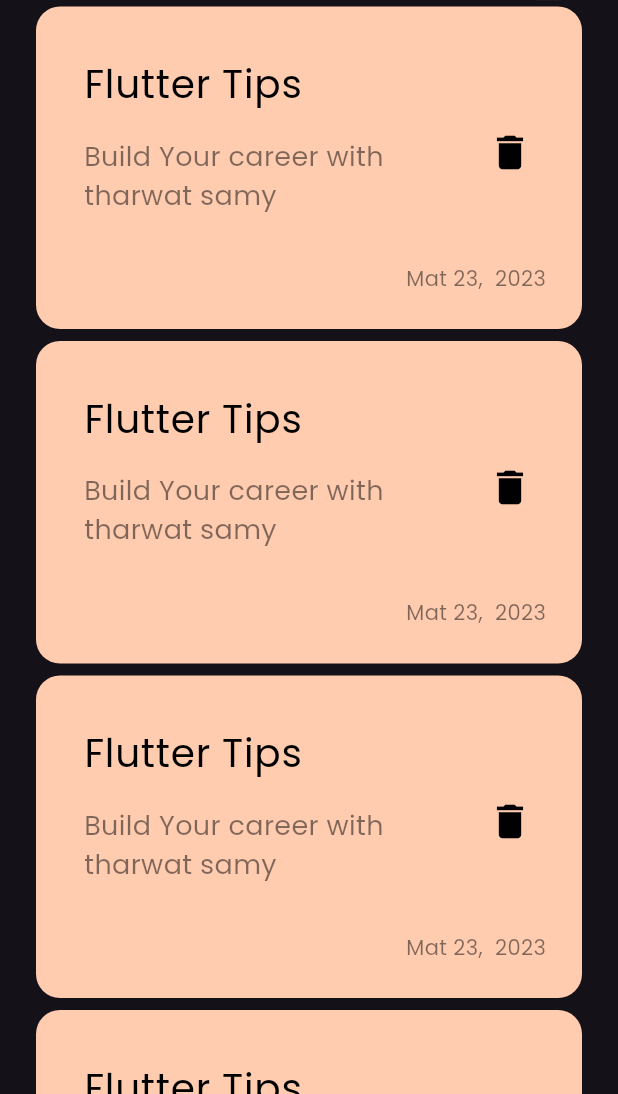
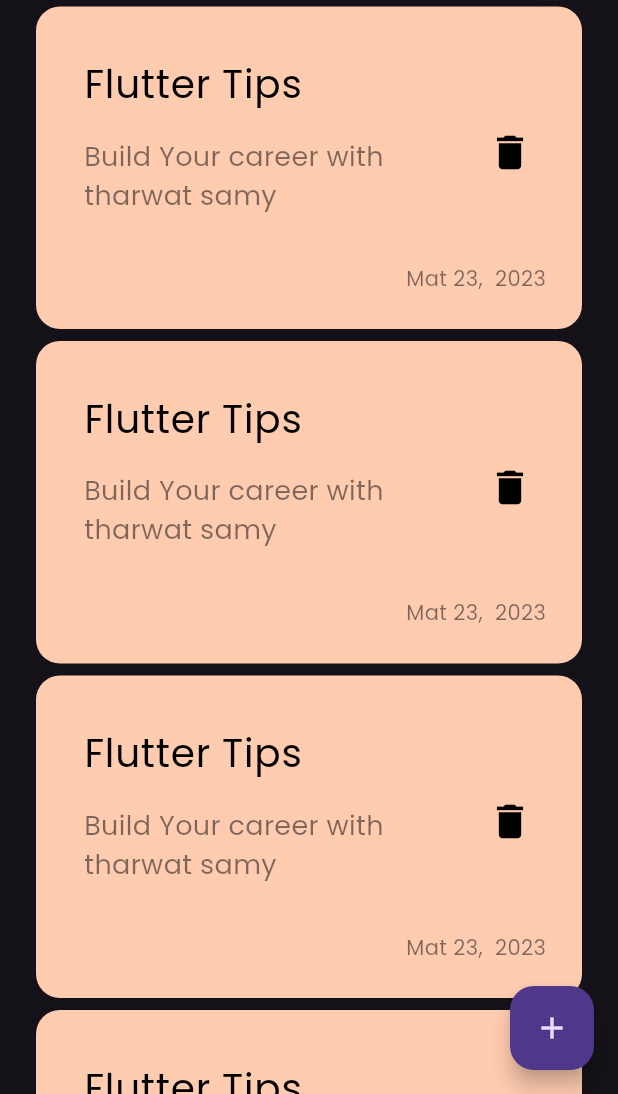
Before and after one commit to ahmedekhaled17/notes_app, a Flutter app: the screen it shows after launch, on a phone screen of 412 x 824 dp, the part 142-1236 px from its top. Run offline on Flutter 3.47's test engine with Material 3 defaults, Android fonts, the phone set to English and light mode, and no system bars.

Commit message:
add FloatingActionButton

```diff
--- a/lib/Views/notes_view.dart
+++ b/lib/Views/notes_view.dart
@@ -6,7 +6,10 @@ class NotesView extends StatelessWidget {
 
   @override
   Widget build(BuildContext context) {
-    return const Scaffold(
+    return  Scaffold(
+      floatingActionButton:FloatingActionButton(onPressed: (){},
+      child:const Icon(Icons.add),
+      ),
       body: NotesViewBody()
     );
   }
```
